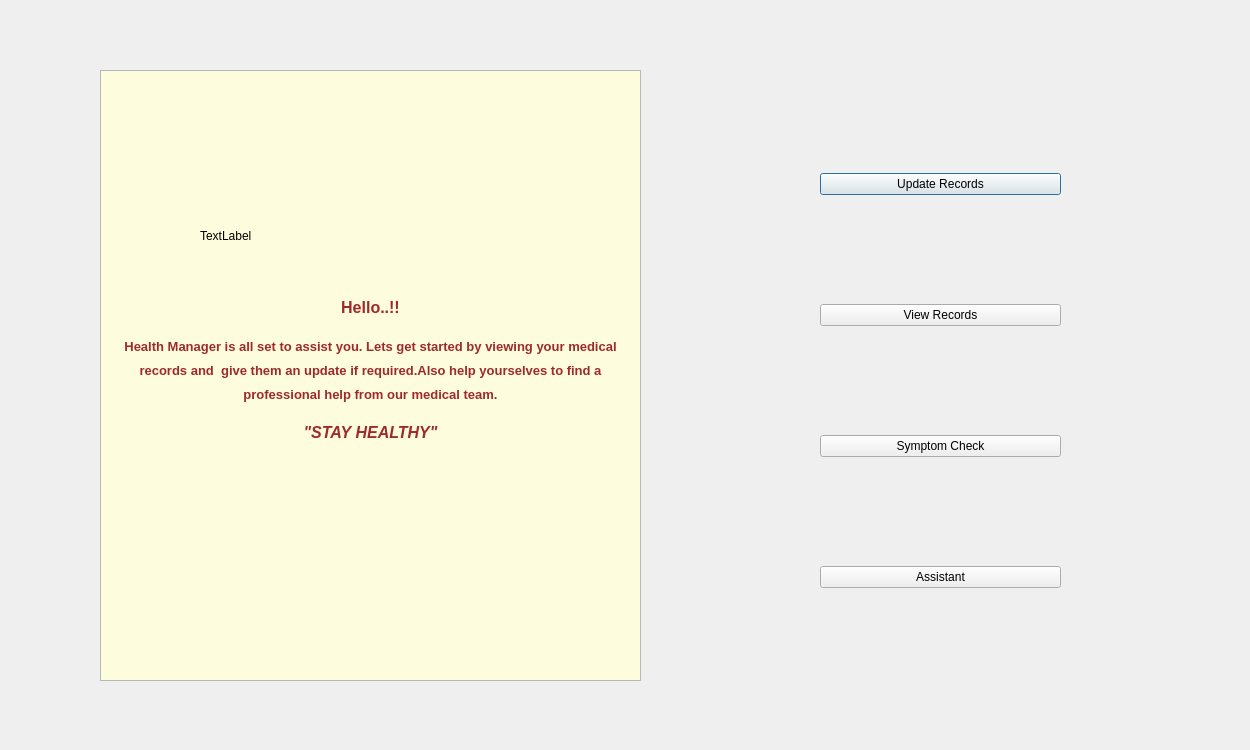
First picture: the form in Minor project - Copy/project/dashboard.ui, repository rishabhs-s/Minor, before the edit.
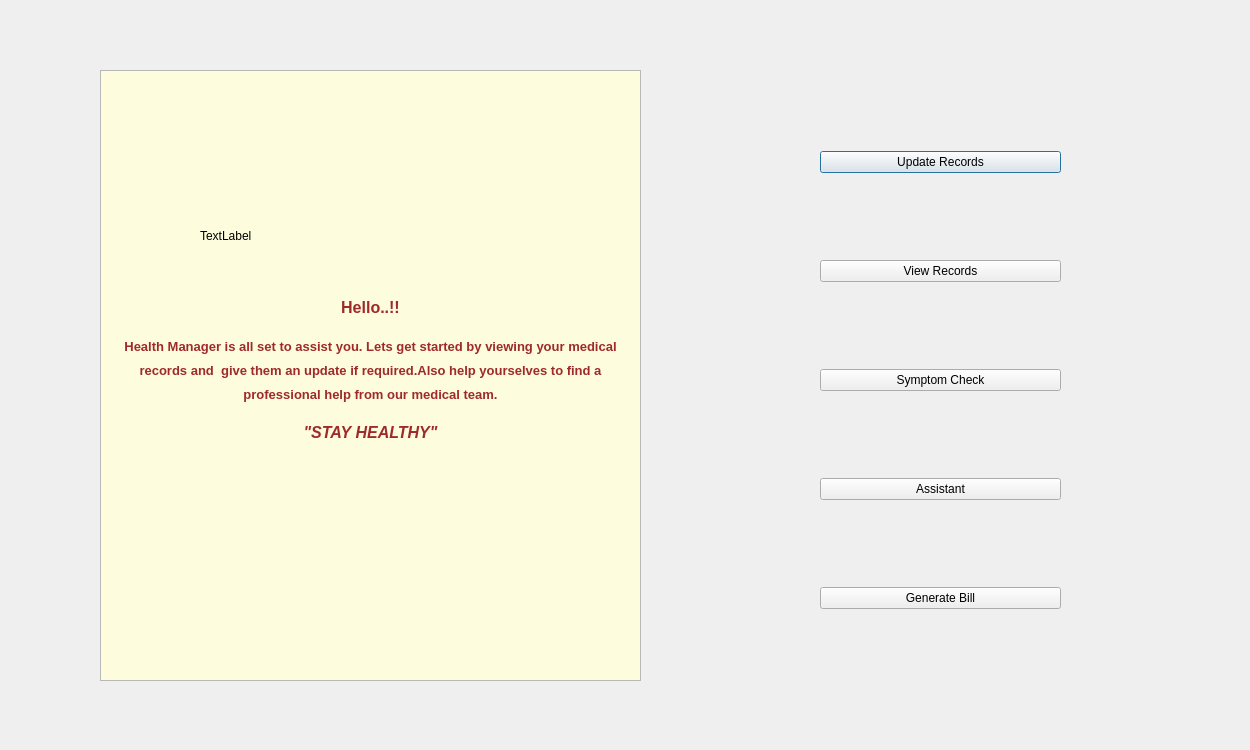
Second picture: the form after the edit.

What changed in the file:
```diff
--- a/Minor project - Copy/project/dashboard.ui
+++ b/Minor project - Copy/project/dashboard.ui
@@ -85,6 +85,13 @@
       </property>
      </widget>
     </item>
+    <item>
+     <widget class="QPushButton" name="billbtn">
+      <property name="text">
+       <string>Generate Bill</string>
+      </property>
+     </widget>
+    </item>
    </layout>
   </widget>
   <widget class="QLabel" name="image">
```
